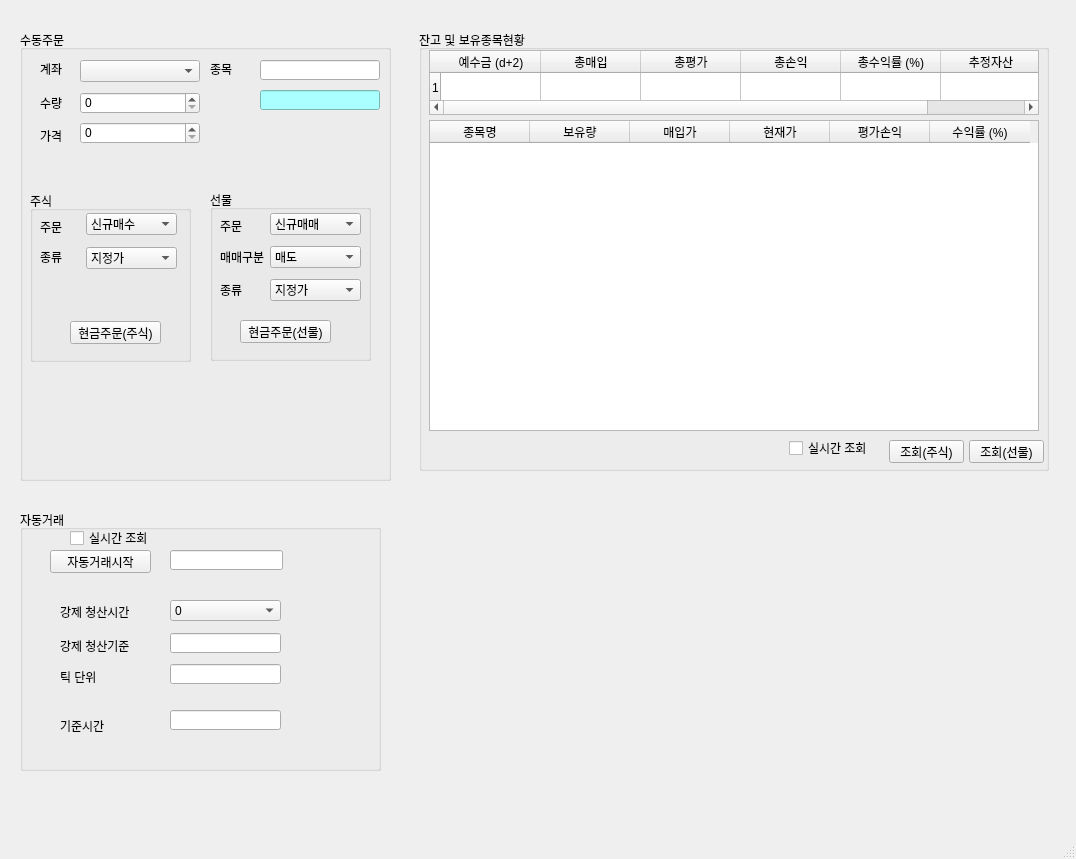
Before: the Qt Designer form pytrader.ui in sungju1572/auto_trade, drawn with Qt 5.
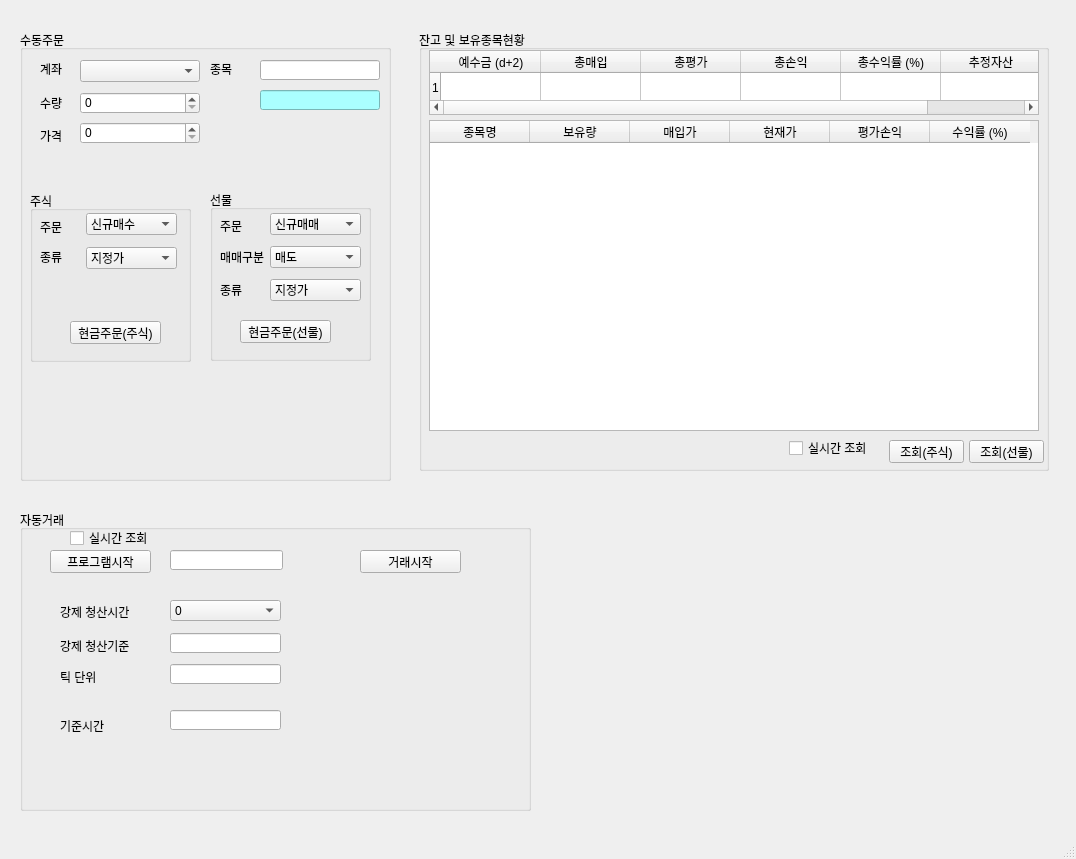
After: the same form once the commit is applied. Icons and pictures are not drawn.

Commit message: 원하는 타이밍에 들어가는 버튼 추가

Diff of the .ui file:
```diff
--- a/pytrader.ui
+++ b/pytrader.ui
@@ -593,8 +593,8 @@
      <rect>
       <x>20</x>
       <y>510</y>
-      <width>361</width>
-      <height>261</height>
+      <width>511</width>
+      <height>301</height>
      </rect>
     </property>
     <property name="title">
@@ -610,7 +610,7 @@
       </rect>
      </property>
      <property name="text">
-      <string>자동거래시작</string>
+      <string>프로그램시작</string>
      </property>
     </widget>
     <widget class="QCheckBox" name="checkBox_2">
@@ -777,6 +777,19 @@
       <string/>
      </property>
     </widget>
+    <widget class="QPushButton" name="pushButton_7">
+     <property name="geometry">
+      <rect>
+       <x>340</x>
+       <y>40</y>
+       <width>101</width>
+       <height>23</height>
+      </rect>
+     </property>
+     <property name="text">
+      <string>거래시작</string>
+     </property>
+    </widget>
    </widget>
   </widget>
   <widget class="QMenuBar" name="menubar">
```
